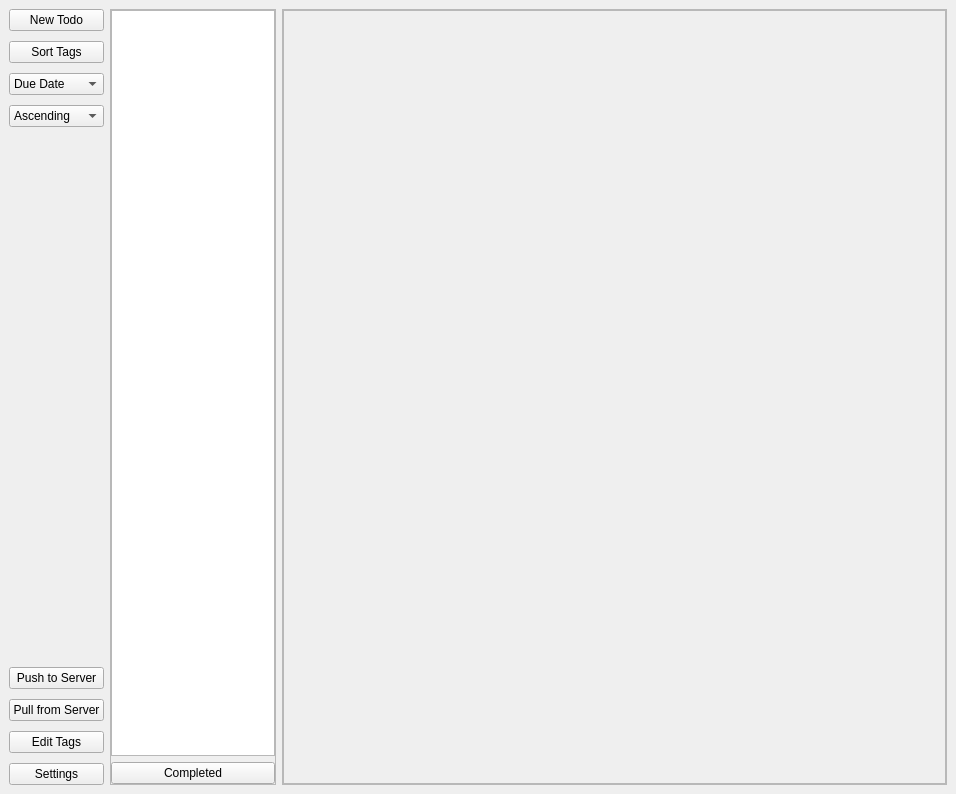
Above: src/gui/mainwindow.ui from gravityfargo/DavTasks before the change. Below: the same form after it.
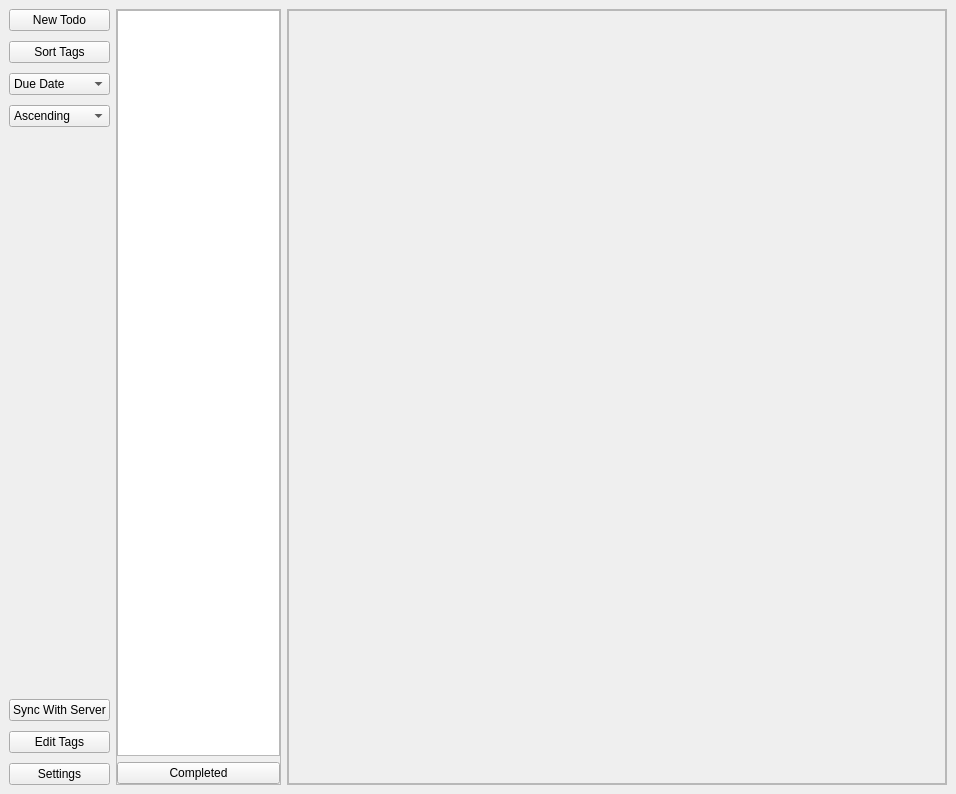
That is the form after the change.

Patch:
```diff
--- a/src/gui/mainwindow.ui
+++ b/src/gui/mainwindow.ui
@@ -81,14 +81,7 @@
       <item>
        <widget class="QPushButton" name="pushButtonPush">
         <property name="text">
-         <string>Push to Server</string>
-        </property>
-       </widget>
-      </item>
-      <item>
-       <widget class="QPushButton" name="pushButtonPull">
-        <property name="text">
-         <string>Pull from Server</string>
+         <string>Sync With Server</string>
         </property>
        </widget>
       </item>
@@ -124,7 +117,7 @@
         <rect>
          <x>0</x>
          <y>0</y>
-         <width>626</width>
+         <width>622</width>
          <height>774</height>
         </rect>
        </property>
```
Left out of the diff: 2 changed lines with no effect on the pictures.
